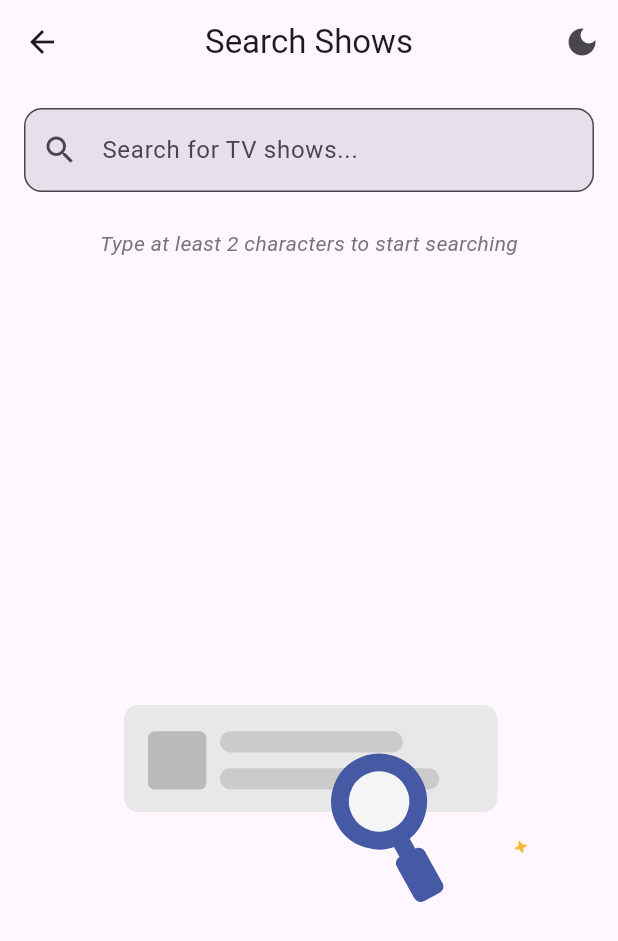
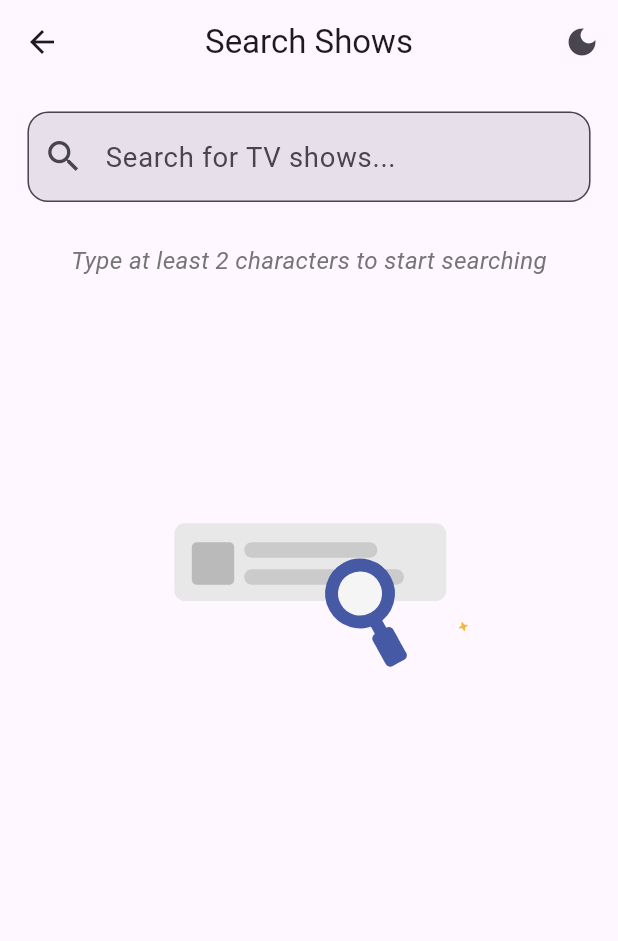
Before and after one commit to susmitkb/smollan_movie_verse, a Flutter app: the SearchScreen screen opened directly, on a phone screen of 412 x 824 dp. Shown: the top 941 px of the screen. Run offline on Flutter 3.47's test engine with Material 3 defaults, Android fonts, the light colour scheme and no system bars; our stand-ins replace cached_network_image, flutter_cache_manager, flutter_screenutil, hive, hive_flutter, lottie; accounts and stored records are empty; network calls fail.

Commit message:
final touch

```diff
--- a/lib/UI/screens/search_screen.dart
+++ b/lib/UI/screens/search_screen.dart
@@ -1,22 +1,23 @@
 import 'package:flutter/material.dart';
+import 'package:flutter_screenutil/flutter_screenutil.dart';
 import 'package:provider/provider.dart';
 import 'package:smollan_movie_verse/UI/widgets/loadingIndicator.dart';
 import 'package:smollan_movie_verse/constants/enums.dart';
 import 'package:smollan_movie_verse/providers/tvShow_provider.dart';
 import 'package:smollan_movie_verse/ui/widgets/show_card.dart';
-
 import '../widgets/custom_appBar.dart';
 
 class SearchScreen extends StatefulWidget {
   const SearchScreen({super.key});
 
   @override
-  State<SearchScreen> createState() => _SearchScreenState();
+  State<SearchScreen> createState() => _SearchSearchState();
 }
 
-class _SearchScreenState extends State<SearchScreen> {
+class _SearchSearchState extends State<SearchScreen> {
   final TextEditingController _searchController = TextEditingController();
   late TVShowProvider _provider;
+  final FocusNode _focusNode = FocusNode();
 
   @override
   void initState() {
@@ -35,40 +36,50 @@ class _SearchScreenState extends State<SearchScreen> {
   void _clearSearch() {
     _searchController.clear();
     _provider.clearSearch();
+    _focusNode.unfocus(); // Hide keyboard when clearing search
   }
 
   Widget _buildSearchMessage(TVShowProvider provider) {
     if (provider.searchState == UIState.loading) {
-      return const SizedBox.shrink(); // Hide message when loading
+      return const SizedBox.shrink();
     }
 
     if (provider.searchState == UIState.success) {
       return Padding(
-        padding: const EdgeInsets.symmetric(horizontal: 16.0, vertical: 8.0),
+        padding: EdgeInsets.symmetric(horizontal: 16.w, vertical: 8.h),
         child: Text(
           '${provider.searchResults.length} ${provider.searchResults.length == 1 ? 'show' : 'shows'} found',
           style: Theme.of(context).textTheme.bodyMedium?.copyWith(
             color: Theme.of(context).colorScheme.primary,
             fontWeight: FontWeight.w500,
+            fontSize: 14.sp,
           ),
         ),
       );
     }
 
     if (provider.searchState == UIState.empty && _searchController.text.isNotEmpty) {
-      return const SizedBox.shrink(); // Hide message when no results (showing Lottie instead)
+      return const SizedBox.shrink();
     }
 
     return Padding(
-      padding: const EdgeInsets.symmetric(horizontal: 16.0, vertical: 8.0),
+      padding: EdgeInsets.symmetric(horizontal: 16.w, vertical: 8.h),
       child: Text(
         'Type at least 2 characters to start searching',
         style: Theme.of(context).textTheme.bodyMedium?.copyWith(
           color: Colors.grey[600],
           fontStyle: FontStyle.italic,
+          fontSize: 14.sp,
         ),
       ),
     );
+  }
+
+  int _getCrossAxisCount(BuildContext context) {
+    final width = MediaQuery.of(context).size.width;
+    if (width > 600) return 3;
+    if (width > 400) return 2;
+    return 1;
   }
 
   @override
@@ -79,74 +90,98 @@ class _SearchScreenState extends State<SearchScreen> {
         actions: [
           if (_searchController.text.isNotEmpty)
             IconButton(
-              icon: const Icon(Icons.clear),
+              icon: Icon(Icons.clear, size: 24.w),
               onPressed: _clearSearch,
             ),
         ],
       ),
       body: Consumer<TVShowProvider>(
         builder: (context, provider, child) {
-          return Column(
+          return GestureDetector(
+            onTap: () {
+              // Hide keyboard when tapping outside
+              FocusScope.of(context).unfocus();
+            },
+            child: SingleChildScrollView( // Wrap with SingleChildScrollView
+              child: ConstrainedBox(
+                constraints: BoxConstraints(
+                  minHeight: MediaQuery.of(context).size.height,
+                ),
+                child: Column(
                   children: [
                     Padding(
-                padding: const EdgeInsets.all(16.0),
+                      padding: EdgeInsets.all(16.r),
                       child: TextField(
                         controller: _searchController,
+                        focusNode: _focusNode,
                         decoration: InputDecoration(
                           hintText: 'Search for TV shows...',
-                    prefixIcon: const Icon(Icons.search),
+                          prefixIcon: Icon(Icons.search, size: 24.w),
                           suffixIcon: _searchController.text.isNotEmpty
                               ? IconButton(
-                      icon: const Icon(Icons.clear),
+                            icon: Icon(Icons.clear, size: 20.w),
                             onPressed: _clearSearch,
                           )
                               : null,
                           border: OutlineInputBorder(
-                      borderRadius: BorderRadius.circular(12),
+                            borderRadius: BorderRadius.circular(12.r),
                           ),
                           filled: true,
                           fillColor: Theme.of(context).colorScheme.surfaceVariant,
+                          contentPadding: EdgeInsets.symmetric(vertical: 14.h, horizontal: 16.w),
                         ),
                         onChanged: _performSearch,
+                        style: TextStyle(fontSize: 16.sp),
                       ),
                     ),
 
                     _buildSearchMessage(provider),
 
+                    // Use Expanded only when we have content that needs to fill space
                     if (provider.searchState == UIState.loading)
-                Expanded(child: LoadingIndicator.searchEmpty()),
+                      SizedBox(
+                        height: 300.h, // Fixed height instead of Expanded
+                        child: LoadingIndicator.searchEmpty(),
+                      ),
 
                     if (provider.searchState == UIState.error)
-                Expanded(
+                      SizedBox(
+                        height: 300.h, // Fixed height
                         child: Column(
                           mainAxisAlignment: MainAxisAlignment.center,
                           children: [
                             LoadingIndicator.error(errorMessage: 'Error: ${provider.errorMessage}'),
-                      const SizedBox(height: 16),
+                            SizedBox(height: 16.h),
                             ElevatedButton(
                               onPressed: () => _performSearch(_searchController.text),
-                        child: const Text('Try Again'),
+                              child: Text('Try Again', style: TextStyle(fontSize: 14.sp)),
                             ),
                           ],
                         ),
                       ),
 
                     if (provider.searchState == UIState.empty && _searchController.text.isEmpty)
-                Expanded(child: LoadingIndicator.searchEmpty()),
+                      SizedBox(
+                        height: 300.h, // Fixed height
+                        child: LoadingIndicator.searchEmpty(),
+                      ),
 
                     if (provider.searchState == UIState.empty && _searchController.text.isNotEmpty)
-                Expanded(
+                      SizedBox(
+                        height: 300.h, // Fixed height
                         child: Column(
                           mainAxisAlignment: MainAxisAlignment.center,
                           children: [
                             LoadingIndicator.noResults(),
-                      const SizedBox(height: 8),
+                            SizedBox(height: 8.h),
                             Padding(
-                        padding: const EdgeInsets.symmetric(horizontal: 24.0),
+                              padding: EdgeInsets.symmetric(horizontal: 24.w),
                               child: Text(
                                 'No shows found for "${_searchController.text}"',
                                 textAlign: TextAlign.center,
-                          style: Theme.of(context).textTheme.bodyMedium,
+                                style: Theme.of(context).textTheme.bodyMedium?.copyWith(
+                                  fontSize: 14.sp,
+                                ),
                               ),
                             ),
                           ],
@@ -154,14 +189,15 @@ class _SearchScreenState extends State<SearchScreen> {
                       ),
 
                     if (provider.searchState == UIState.success)
-                Expanded(
-                  child: GridView.builder(
-                    padding: const EdgeInsets.all(8),
-                    gridDelegate: const SliverGridDelegateWithFixedCrossAxisCount(
-                      crossAxisCount: 2,
+                      GridView.builder(
+                        padding: EdgeInsets.all(8.r),
+                        shrinkWrap: true, // Important: use shrinkWrap instead of Expanded
+                        physics: const NeverScrollableScrollPhysics(), // Disable GridView scrolling
+                        gridDelegate: SliverGridDelegateWithFixedCrossAxisCount(
+                          crossAxisCount: _getCrossAxisCount(context),
                           childAspectRatio: 0.7,
-                      crossAxisSpacing: 8,
-                      mainAxisSpacing: 8,
+                          crossAxisSpacing: 8.w,
+                          mainAxisSpacing: 8.h,
                         ),
                         itemCount: provider.searchResults.length,
                         itemBuilder: (context, index) {
@@ -169,8 +205,10 @@ class _SearchScreenState extends State<SearchScreen> {
                           return ShowCard(show: show);
                         },
                       ),
+                  ],
                 ),
-            ],
+              ),
+            ),
           );
         },
       ),
@@ -180,6 +218,7 @@ class _SearchScreenState extends State<SearchScreen> {
   @override
   void dispose() {
     _searchController.dispose();
+    _focusNode.dispose();
     super.dispose();
   }
 }
--- a/lib/UI/widgets/loadingIndicator.dart
+++ b/lib/UI/widgets/loadingIndicator.dart
@@ -31,7 +31,7 @@ class LoadingIndicator extends StatelessWidget {
   factory LoadingIndicator.searchEmpty() {
     return const LoadingIndicator(
       lottieAsset: 'assets/lottie/search.json',
-      size: 650,
+      size: 300,
     );
   }
 
```
Also changed, not shown: lib/main.dart (+3 -5 lines), lib/providers/theme_provider.dart (+61 -3 lines). Lines whose indentation alone changed are shown as unchanged.
